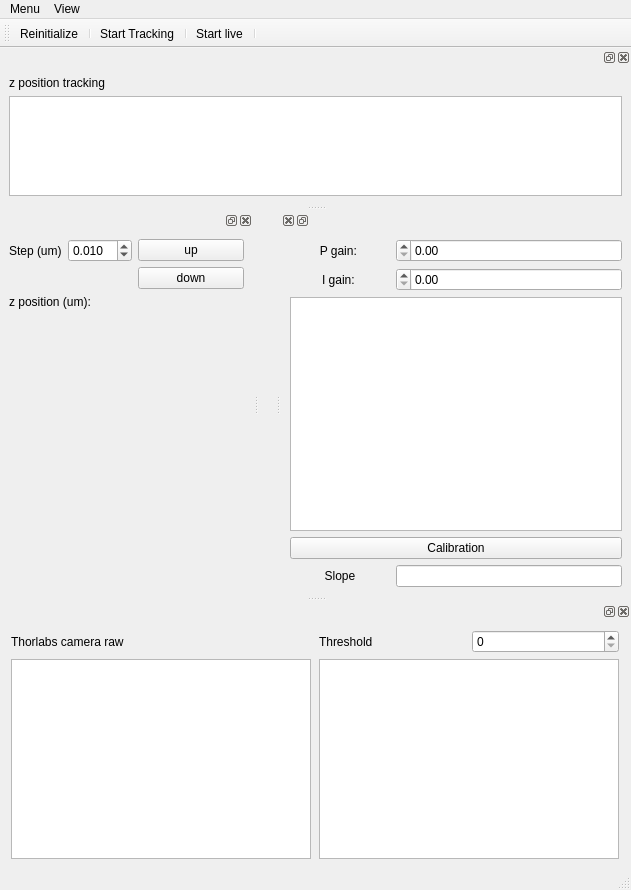
fbarho/qudi-cbs, file gui/focus/ui_focus.ui: the form before one commit.
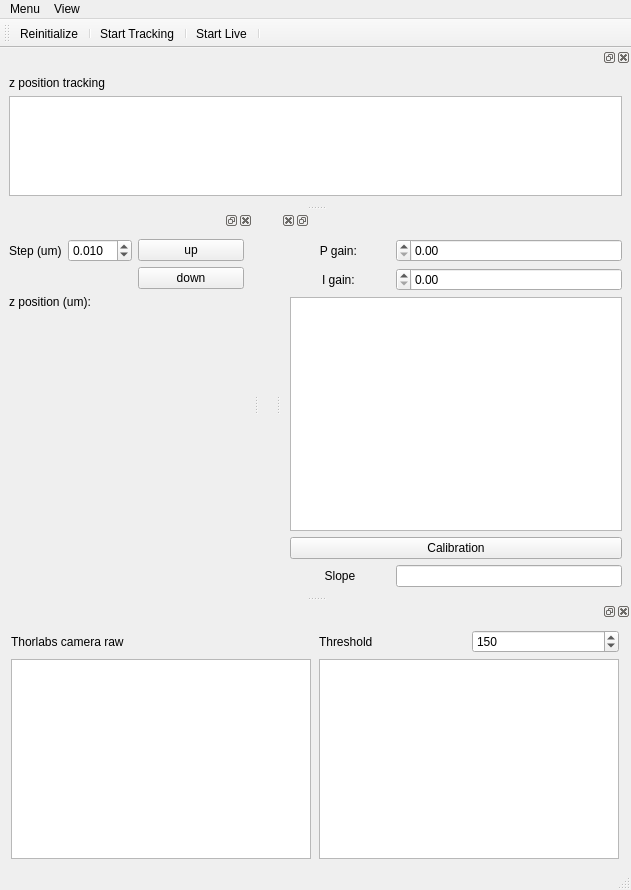
The form after the commit. Custom widgets are drawn as their Qt base class.

Commit message: Correct GUI for autofocus

The edit to the form file:
```diff
--- a/gui/focus/ui_focus.ui
+++ b/gui/focus/ui_focus.ui
@@ -352,6 +352,9 @@
          <property name="maximum">
           <number>254</number>
          </property>
+         <property name="value">
+          <number>150</number>
+         </property>
         </widget>
        </item>
       </layout>
@@ -421,7 +424,7 @@
     <bool>true</bool>
    </property>
    <property name="text">
-    <string>Start live</string>
+    <string>Start Live</string>
    </property>
    <property name="toolTip">
     <string>start thorlabs camera live</string>
```
